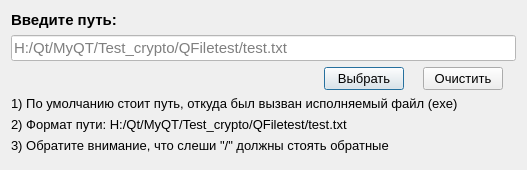
Above: setpath.ui from mozgolom112/projectAES before the change. Below: the same form after it.
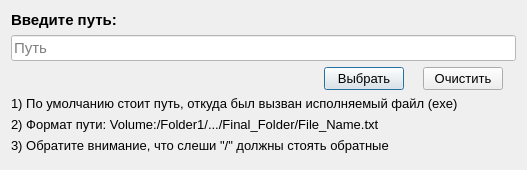
That is the form after the change.

The edit to the form file:
```diff
--- a/setpath.ui
+++ b/setpath.ui
@@ -45,7 +45,7 @@
       <string notr="true">background-color: rgb(255, 255, 255);</string>
      </property>
      <property name="placeholderText">
-      <string>H:/Qt/MyQT/Test_crypto/QFiletest/test.txt</string>
+      <string>Путь</string>
      </property>
     </widget>
    </item>
@@ -125,7 +125,7 @@
       </font>
      </property>
      <property name="text">
-      <string>2) Формат пути: H:/Qt/MyQT/Test_crypto/QFiletest/test.txt</string>
+      <string>2) Формат пути: Volume:/Folder1/.../Final_Folder/File_Name.txt</string>
      </property>
     </widget>
    </item>
```
